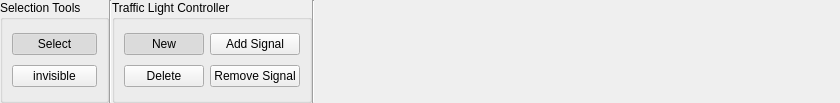
Above: src/OpenCOVER/DrivingSim/oddlot/src/gui/tools/SignalRibbon.ui from hlrs-vis/covise before the change. Below: the same form after it.
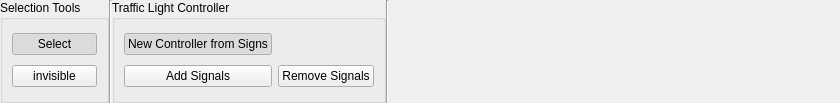
That is the form after the change.

Commit message: ODDLOT: SignalEditor popup dialog box for controller parameter settings

```diff
--- a/src/OpenCOVER/DrivingSim/oddlot/src/gui/tools/SignalRibbon.ui
+++ b/src/OpenCOVER/DrivingSim/oddlot/src/gui/tools/SignalRibbon.ui
@@ -99,7 +99,7 @@
       <item row="1" column="1">
        <widget class="QPushButton" name="newController">
         <property name="text">
-         <string>New</string>
+         <string>New Controller from Signs</string>
         </property>
         <property name="checkable">
          <bool>true</bool>
@@ -109,30 +109,20 @@
         </property>
        </widget>
       </item>
-      <item row="1" column="2">
-       <widget class="QPushButton" name="addSignal">
-        <property name="text">
-         <string>Add Signal</string>
-        </property>
-        <property name="checkable">
-         <bool>true</bool>
-        </property>
-       </widget>
-      </item>
-      <item row="2" column="1">
-       <widget class="QPushButton" name="deleteController">
-        <property name="text">
-         <string>Delete</string>
-        </property>
-        <property name="checkable">
-         <bool>true</bool>
-        </property>
-       </widget>
-      </item>
       <item row="2" column="2">
        <widget class="QPushButton" name="removeSignal">
         <property name="text">
-         <string>Remove Signal</string>
+         <string>Remove Signals</string>
+        </property>
+       </widget>
+      </item>
+      <item row="2" column="1">
+       <widget class="QPushButton" name="addSignal">
+        <property name="text">
+         <string>Add Signals</string>
+        </property>
+        <property name="checkable">
+         <bool>true</bool>
         </property>
        </widget>
       </item>
```
The commit also changes 20 other files.
